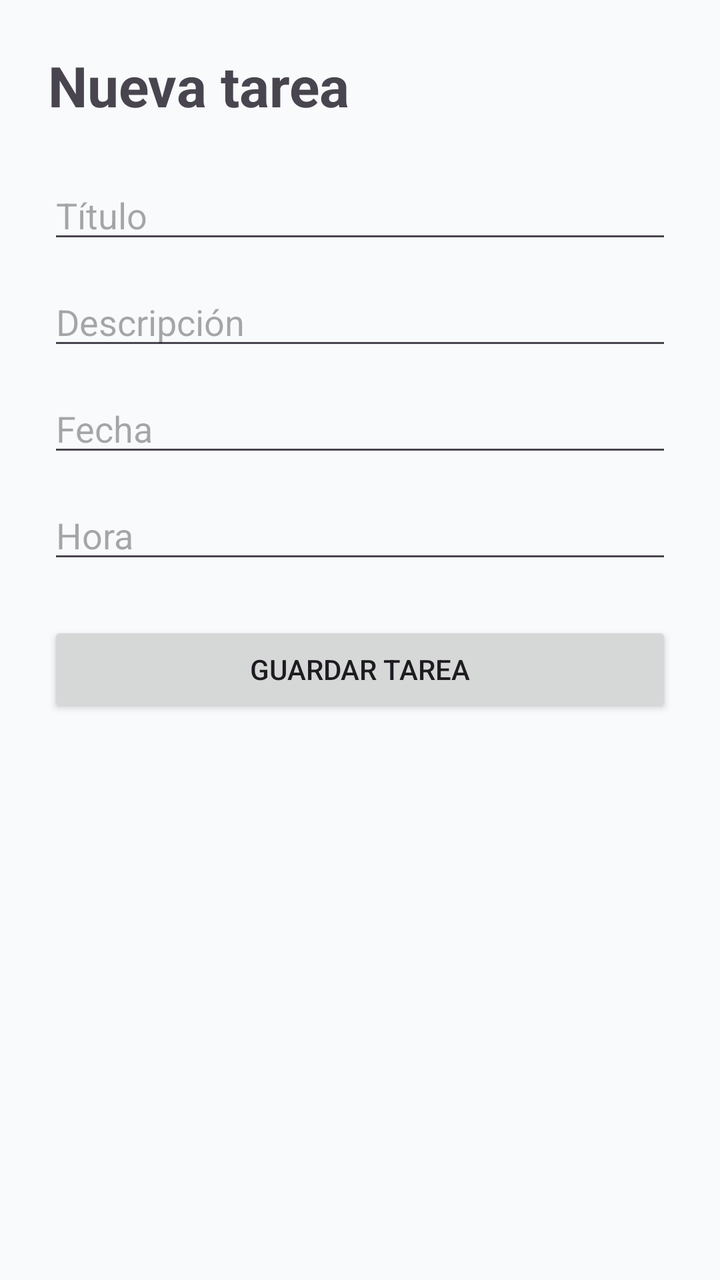
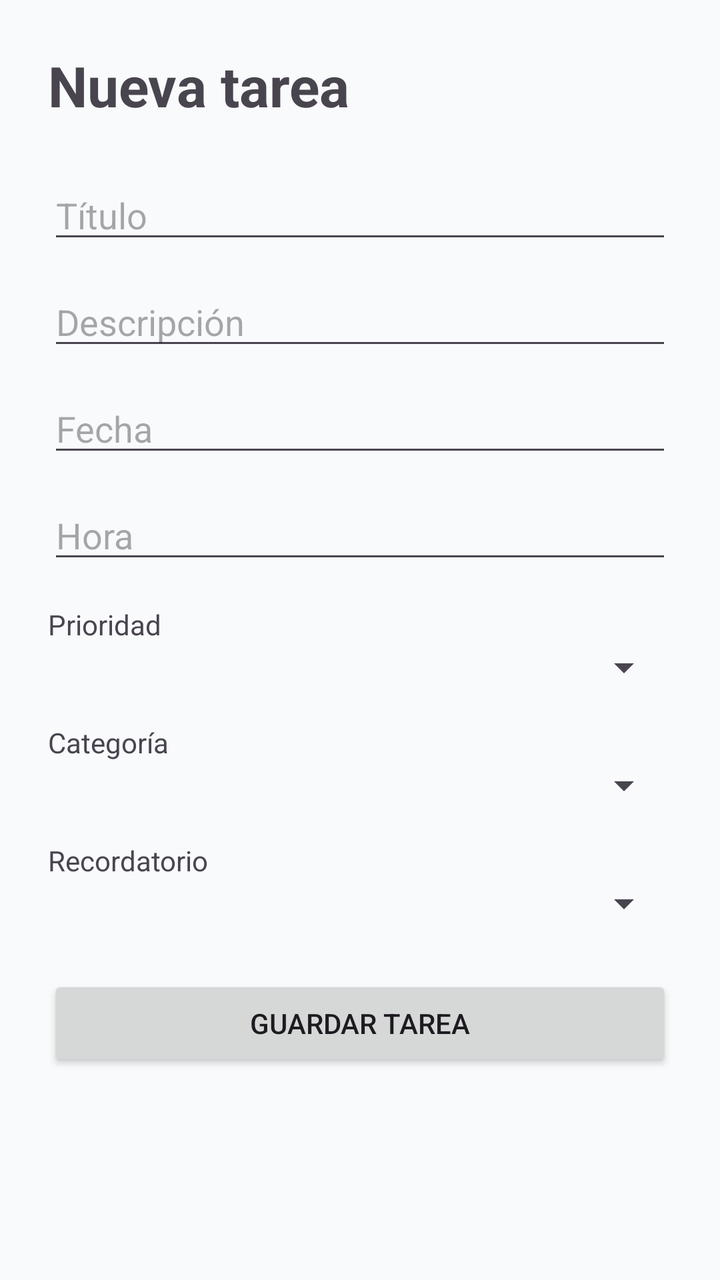

Compare the two renders of this Android layout. The source of the first and the diff that turns it into the second are given below.
<!-- AndroidManifest.xml: application theme Theme.OrganizaMe -->
<!-- res/layout/actividad_nueva_tarea.xml -->
<?xml version="1.0" encoding="utf-8"?>
<androidx.constraintlayout.widget.ConstraintLayout
    xmlns:android="http://schemas.android.com/apk/res/android"
    xmlns:app="http://schemas.android.com/apk/res-auto"
    xmlns:tools="http://schemas.android.com/tools"
    android:layout_width="match_parent"
    android:layout_height="match_parent"
    android:padding="24dp"
    tools:context=".NuevaTareaActividad">

    <LinearLayout
        android:layout_width="0dp"
        android:layout_height="wrap_content"
        android:orientation="vertical"
        app:layout_constraintTop_toTopOf="parent"
        app:layout_constraintStart_toStartOf="parent"
        app:layout_constraintEnd_toEndOf="parent">

        <TextView
            android:layout_width="wrap_content"
            android:layout_height="wrap_content"
            android:text="Nueva tarea"
            android:textSize="28sp"
            android:textStyle="bold"
            android:layout_marginBottom="24dp" />

        <EditText
            android:id="@+id/tituloTarea"
            android:layout_width="match_parent"
            android:layout_height="wrap_content"
            android:hint="Título" />

        <EditText
            android:id="@+id/descripcionTarea"
            android:layout_width="match_parent"
            android:layout_height="wrap_content"
            android:hint="Descripción"
            android:layout_marginTop="12dp" />

        <EditText
            android:id="@+id/fechaTarea"
            android:layout_width="match_parent"
            android:layout_height="wrap_content"
            android:hint="Fecha"
            android:layout_marginTop="12dp" />

        <EditText
            android:id="@+id/horaTarea"
            android:layout_width="match_parent"
            android:layout_height="wrap_content"
            android:hint="Hora"
            android:layout_marginTop="12dp" />

        <Button
            android:id="@+id/btnGuardarTarea"
            android:layout_width="match_parent"
            android:layout_height="wrap_content"
            android:text="Guardar tarea"
            android:layout_marginTop="24dp" />

    </LinearLayout>

</androidx.constraintlayout.widget.ConstraintLayout>
<!-- resources referenced by this layout -->
<resources>
  <style name="Theme.OrganizaMe" parent="Theme.Material3.DayNight.NoActionBar">
          <item name="colorPrimary">@color/primary</item>
          <item name="colorPrimaryDark">@color/primary_dark</item>
          <item name="colorSecondary">@color/secondary</item>
          <item name="android:windowLightStatusBar">true</item>
          <item name="android:navigationBarColor">@color/background</item>
          <item name="android:windowBackground">@color/background</item>
      </style>
  <color name="primary">#0F766E</color>
  <color name="primary_dark">#134E4A</color>
  <color name="secondary">#2563EB</color>
  <color name="background">#F8FAFC</color>
</resources>

<!-- the commit's change to res/layout/actividad_nueva_tarea.xml (unified diff, before → after) -->
@@ -8,56 +8,98 @@
     android:padding="24dp"
     tools:context=".NuevaTareaActividad">
 
-    <LinearLayout
+    <ScrollView
         android:layout_width="0dp"
-        android:layout_height="wrap_content"
-        android:orientation="vertical"
+        android:layout_height="0dp"
+        android:fillViewport="true"
         app:layout_constraintTop_toTopOf="parent"
+        app:layout_constraintBottom_toBottomOf="parent"
         app:layout_constraintStart_toStartOf="parent"
         app:layout_constraintEnd_toEndOf="parent">
 
-        <TextView
-            android:layout_width="wrap_content"
-            android:layout_height="wrap_content"
-            android:text="Nueva tarea"
-            android:textSize="28sp"
-            android:textStyle="bold"
-            android:layout_marginBottom="24dp" />
-
-        <EditText
-            android:id="@+id/tituloTarea"
+        <LinearLayout
             android:layout_width="match_parent"
             android:layout_height="wrap_content"
-            android:hint="Título" />
+            android:orientation="vertical"
+            android:paddingBottom="32dp">
 
-        <EditText
-            android:id="@+id/descripcionTarea"
-            android:layout_width="match_parent"
-            android:layout_height="wrap_content"
-            android:hint="Descripción"
-            android:layout_marginTop="12dp" />
+            <TextView
+                android:layout_width="wrap_content"
+                android:layout_height="wrap_content"
+                android:text="Nueva tarea"
+                android:textSize="28sp"
+                android:textStyle="bold"
+                android:layout_marginBottom="24dp" />
 
-        <EditText
-            android:id="@+id/fechaTarea"
-            android:layout_width="match_parent"
-            android:layout_height="wrap_content"
-            android:hint="Fecha"
-            android:layout_marginTop="12dp" />
+            <EditText
+                android:id="@+id/tituloTarea"
+                android:layout_width="match_parent"
+                android:layout_height="wrap_content"
+                android:hint="Título" />
 
-        <EditText
-            android:id="@+id/horaTarea"
-            android:layout_width="match_parent"
-            android:layout_height="wrap_content"
-            android:hint="Hora"
-            android:layout_marginTop="12dp" />
+            <EditText
+                android:id="@+id/descripcionTarea"
+                android:layout_width="match_parent"
+                android:layout_height="wrap_content"
+                android:hint="Descripción"
+                android:layout_marginTop="12dp" />
 
-        <Button
-            android:id="@+id/btnGuardarTarea"
-            android:layout_width="match_parent"
-            android:layout_height="wrap_content"
-            android:text="Guardar tarea"
-            android:layout_marginTop="24dp" />
+            <EditText
+                android:id="@+id/fechaTarea"
+                android:layout_width="match_parent"
+                android:layout_height="wrap_content"
+                android:hint="Fecha"
+                android:layout_marginTop="12dp" />
 
-    </LinearLayout>
+            <EditText
+                android:id="@+id/horaTarea"
+                android:layout_width="match_parent"
+                android:layout_height="wrap_content"
+                android:hint="Hora"
+                android:layout_marginTop="12dp" />
+
+            <TextView
+                android:layout_width="wrap_content"
+                android:layout_height="wrap_content"
+                android:layout_marginTop="16dp"
+                android:text="Prioridad" />
+
+            <Spinner
+                android:id="@+id/prioridadTarea"
+                android:layout_width="match_parent"
+                android:layout_height="wrap_content" />
+
+            <TextView
+                android:layout_width="wrap_content"
+                android:layout_height="wrap_content"
+                android:layout_marginTop="16dp"
+                android:text="Categoría" />
+
+            <Spinner
+                android:id="@+id/categoriaTarea"
+                android:layout_width="match_parent"
+                android:layout_height="wrap_content" />
+
+            <TextView
+                android:layout_width="wrap_content"
+                android:layout_height="wrap_content"
+                android:layout_marginTop="16dp"
+                android:text="Recordatorio" />
+
+            <Spinner
+                android:id="@+id/recordatorioTarea"
+                android:layout_width="match_parent"
+                android:layout_height="wrap_content" />
+
+            <Button
+                android:id="@+id/btnGuardarTarea"
+                android:layout_width="match_parent"
+                android:layout_height="wrap_content"
+                android:layout_marginTop="24dp"
+                android:text="Guardar tarea" />
+
+        </LinearLayout>
+
+    </ScrollView>
 
 </androidx.constraintlayout.widget.ConstraintLayout>
